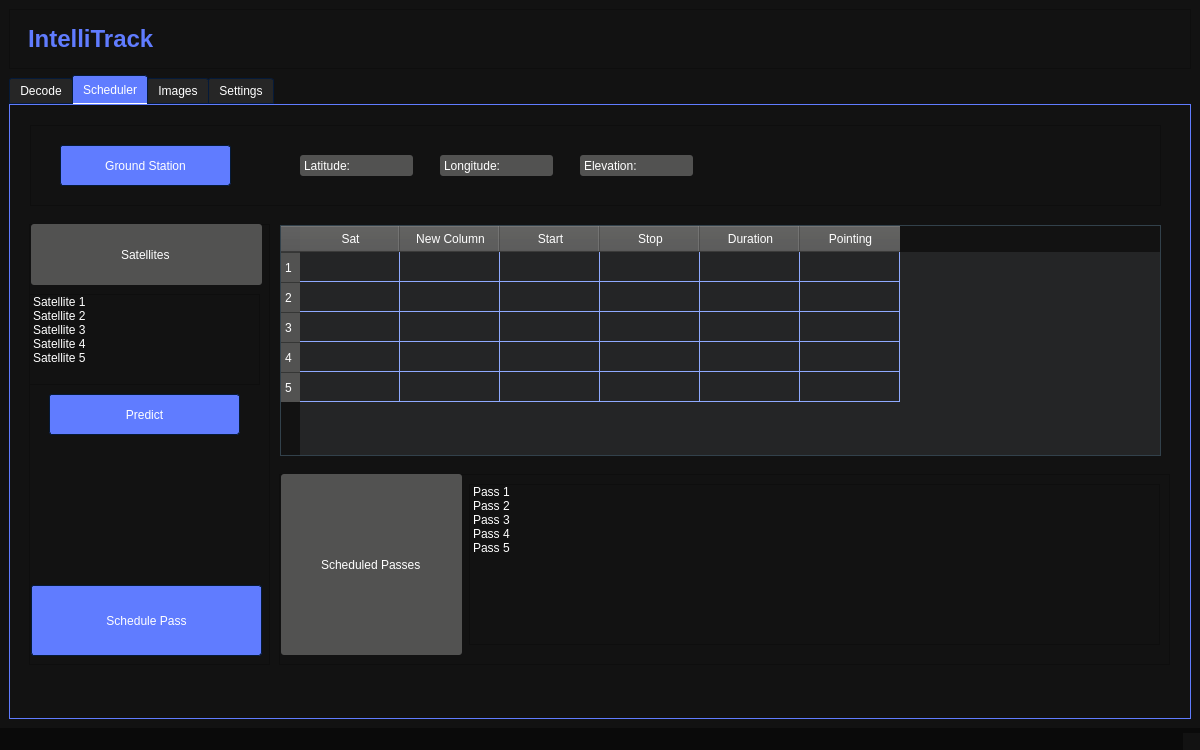
Above: PythonQt/uiFile/mainwindow.ui from JamesOstrowski21/Senior_Design- before the change. Below: the same form after it.
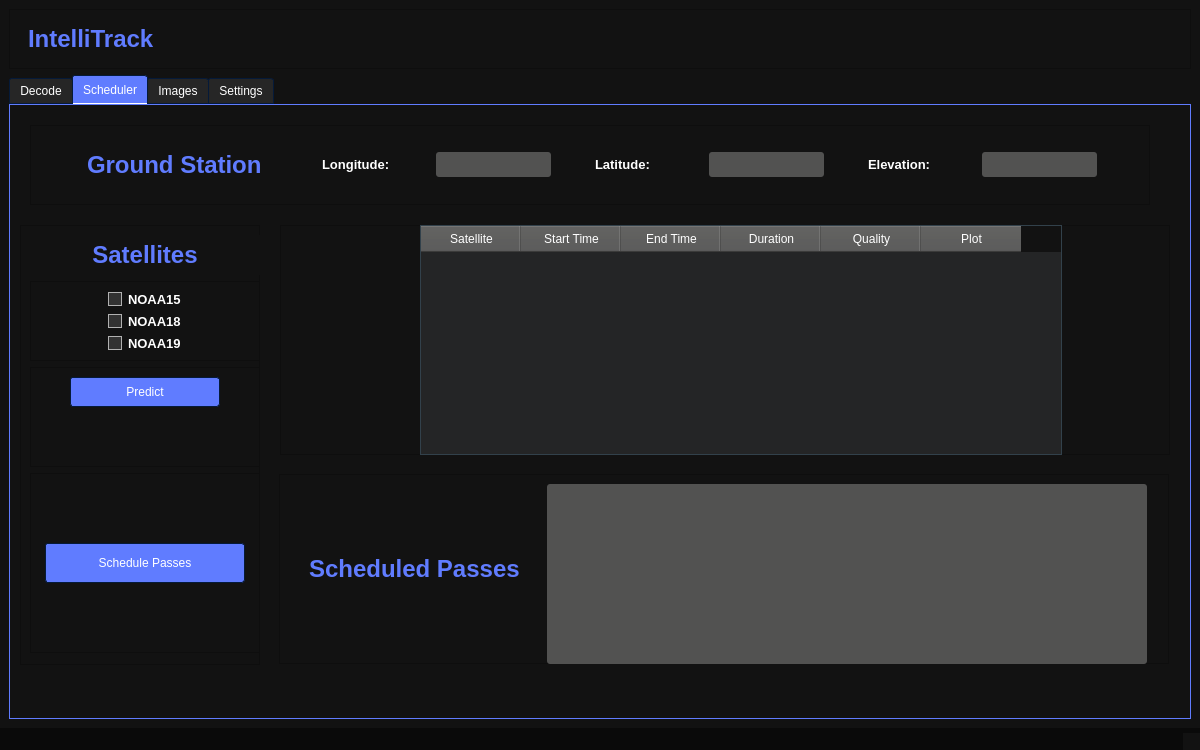
That is the form after the change. The open tabs and pages were chosen to show the change. Icons and pictures are not drawn.

Commit message: Scheduling Page Frontend Fixed

Patch:
```diff
--- a/PythonQt/uiFile/mainwindow.ui
+++ b/PythonQt/uiFile/mainwindow.ui
@@ -57,6 +57,27 @@
     padding: 3px; /* Add some padding around the text */
     background-color: #121212; /* Set the background color to white */
 }
+QLabel#station_label {
+    font-size: 24px; /* Set the font size to 24 pixels */
+    font-weight: bold; /* Make the font bold */
+    color: #607cff; /* Set the text color to a dark shade of gray */
+    padding: 3px; /* Add some padding around the text */
+    background-color: #121212; /* Set the background color to white */
+}
+QLabel#scheduled_passes_label {
+    font-size: 24px; /* Set the font size to 24 pixels */
+    font-weight: bold; /* Make the font bold */
+    color: #607cff; /* Set the text color to a dark shade of gray */
+    padding: 3px; /* Add some padding around the text */
+    background-color: #121212; /* Set the background color to white */
+}
+QLabel#predict_satellite_label {
+    font-size: 24px; /* Set the font size to 24 pixels */
+    font-weight: bold; /* Make the font bold */
+    color: #607cff; /* Set the text color to a dark shade of gray */
+    padding: 3px; /* Add some padding around the text */
+    background-color: #121212; /* Set the background color to white */
+}
 QLabel#post_processing_label {
     color: #607cff; /* Set the text color to a dark shade of gray */
 }
@@ -1689,173 +1710,406 @@
          <widget class="QFrame" name="predict_frame">
           <property name="geometry">
            <rect>
-            <x>19</x>
-            <y>119</y>
-            <width>241</width>
-            <height>441</height>
+            <x>10</x>
+            <y>120</y>
+            <width>240</width>
+            <height>440</height>
            </rect>
           </property>
+          <property name="minimumSize">
+           <size>
+            <width>240</width>
+            <height>440</height>
+           </size>
+          </property>
+          <property name="maximumSize">
+           <size>
+            <width>240</width>
+            <height>440</height>
+           </size>
+          </property>
           <property name="frameShape">
            <enum>QFrame::StyledPanel</enum>
           </property>
           <property name="frameShadow">
            <enum>QFrame::Raised</enum>
           </property>
-          <widget class="QLineEdit" name="lineEdit_4">
-           <property name="geometry">
-            <rect>
-             <x>2</x>
-             <y>0</y>
-             <width>231</width>
-             <height>61</height>
-            </rect>
-           </property>
-           <property name="text">
-            <string>Satellites</string>
-           </property>
-           <property name="alignment">
-            <set>Qt::AlignCenter</set>
-           </property>
-          </widget>
-          <widget class="QPushButton" name="predict_button">
-           <property name="geometry">
-            <rect>
-             <x>20</x>
-             <y>170</y>
-             <width>191</width>
-             <height>41</height>
-            </rect>
-           </property>
-           <property name="text">
-            <string>Predict</string>
-           </property>
-          </widget>
-          <widget class="QPushButton" name="schedule_button">
-           <property name="geometry">
-            <rect>
-             <x>2</x>
-             <y>361</y>
-             <width>231</width>
-             <height>71</height>
-            </rect>
-           </property>
-           <property name="text">
-            <string>Schedule Pass</string>
-           </property>
-          </widget>
-          <widget class="QListWidget" name="satellite_list">
-           <property name="geometry">
-            <rect>
-             <x>0</x>
-             <y>70</y>
-             <width>231</width>
-             <height>91</height>
-            </rect>
-           </property>
+          <layout class="QVBoxLayout" name="verticalLayout_12">
            <item>
-            <property name="text">
-             <string>Satellite 1</string>
-            </property>
+            <widget class="QLabel" name="predict_satellite_label">
+             <property name="minimumSize">
+              <size>
+               <width>230</width>
+               <height>40</height>
+              </size>
+             </property>
+             <property name="maximumSize">
+              <size>
+               <width>230</width>
+               <height>40</height>
+              </size>
+             </property>
+             <property name="text">
+              <string>Satellites</string>
+             </property>
+             <property name="alignment">
+              <set>Qt::AlignCenter</set>
+             </property>
+            </widget>
            </item>
            <item>
-            <property name="text">
-             <string>Satellite 2</string>
-            </property>
+            <widget class="QFrame" name="satellite_option_frame">
+             <property name="minimumSize">
+              <size>
+               <width>230</width>
+               <height>80</height>
+              </size>
+             </property>
+             <property name="maximumSize">
+              <size>
+               <width>230</width>
+               <height>80</height>
+              </size>
+             </property>
+             <property name="frameShape">
+              <enum>QFrame::StyledPanel</enum>
+             </property>
+             <property name="frameShadow">
+              <enum>QFrame::Raised</enum>
+             </property>
+             <layout class="QVBoxLayout" name="verticalLayout_9">
+              <item alignment="Qt::AlignHCenter">
+               <widget class="QCheckBox" name="checkBox">
+                <property name="font">
+                 <font>
+                  <pointsize>10</pointsize>
+                  <bold>true</bold>
+                 </font>
+                </property>
+                <property name="text">
+                 <string>NOAA15</string>
+                </property>
+               </widget>
+              </item>
+              <item alignment="Qt::AlignHCenter">
+               <widget class="QCheckBox" name="checkBox_3">
+                <property name="font">
+                 <font>
+                  <pointsize>10</pointsize>
+                  <bold>true</bold>
+                 </font>
+                </property>
+                <property name="text">
+                 <string>NOAA18</string>
+                </property>
+               </widget>
+              </item>
+              <item alignment="Qt::AlignHCenter">
+               <widget class="QCheckBox" name="checkBox_2">
+                <property name="font">
+                 <font>
+                  <pointsize>10</pointsize>
+                  <bold>true</bold>
+                 </font>
+                </property>
+                <property name="text">
+                 <string>NOAA19</string>
+                </property>
+               </widget>
+              </item>
+             </layout>
+            </widget>
            </item>
            <item>
-            <property name="text">
-             <string>Satellite 3</string>
-            </property>
+            <widget class="QFrame" name="predict_button_frame">
+             <property name="minimumSize">
+              <size>
+               <width>230</width>
+               <height>100</height>
+              </size>
+             </property>
+             <property name="maximumSize">
+              <size>
+               <width>230</width>
+               <height>100</height>
+              </size>
+             </property>
+             <property name="frameShape">
+              <enum>QFrame::StyledPanel</enum>
+             </property>
+             <property name="frameShadow">
+              <enum>QFrame::Raised</enum>
+             </property>
+             <layout class="QVBoxLayout" name="verticalLayout_10">
+              <item alignment="Qt::AlignHCenter|Qt::AlignTop">
+               <widget class="QPushButton" name="predict_button">
+                <property name="minimumSize">
+                 <size>
+                  <width>150</width>
+                  <height>30</height>
+                 </size>
+                </property>
+                <property name="maximumSize">
+                 <size>
+                  <width>150</width>
+                  <height>30</height>
+                 </size>
+                </property>
+                <property name="text">
+                 <string>Predict</string>
+                </property>
+               </widget>
+              </item>
+             </layout>
+            </widget>
            </item>
            <item>
-            <property name="text">
-             <string>Satellite 4</string>
-            </property>
+            <widget class="QFrame" name="schedule_passes_frame">
+             <property name="minimumSize">
+              <size>
+               <width>230</width>
+               <height>180</height>
+              </size>
+             </property>
+             <property name="maximumSize">
+              <size>
+               <width>230</width>
+               <height>180</height>
+              </size>
+             </property>
+             <property name="frameShape">
+              <enum>QFrame::StyledPanel</enum>
+             </property>
+             <property name="frameShadow">
+              <enum>QFrame::Raised</enum>
+             </property>
+             <layout class="QVBoxLayout" name="verticalLayout_11">
+              <item alignment="Qt::AlignHCenter">
+               <widget class="QPushButton" name="schedule_button">
+                <property name="minimumSize">
+                 <size>
+                  <width>200</width>
+                  <height>40</height>
+                 </size>
+                </property>
+                <property name="maximumSize">
+                 <size>
+                  <width>200</width>
+                  <height>40</height>
+                 </size>
+                </property>
+                <property name="text">
+                 <string>Schedule Passes</string>
+                </property>
+               </widget>
+              </item>
+             </layout>
+            </widget>
            </item>
-           <item>
-            <property name="text">
-             <string>Satellite 5</string>
-            </property>
-           </item>
-          </widget>
+          </layout>
          </widget>
          <widget class="QFrame" name="station_frame">
           <property name="geometry">
            <rect>
             <x>20</x>
             <y>20</y>
-            <width>1131</width>
-            <height>81</height>
+            <width>1120</width>
+            <height>80</height>
            </rect>
           </property>
+          <property name="minimumSize">
+           <size>
+            <width>1120</width>
+            <height>80</height>
+           </size>
+          </property>
+          <property name="maximumSize">
+           <size>
+            <width>1120</width>
+            <height>80</height>
+           </size>
+          </property>
           <property name="frameShape">
            <enum>QFrame::StyledPanel</enum>
           </property>
           <property name="frameShadow">
            <enum>QFrame::Raised</enum>
           </property>
-          <widget class="QPushButton" name="station_button">
-           <property name="geometry">
-            <rect>
-             <x>30</x>
-             <y>20</y>
-             <width>171</width>
-             <height>41</height>
-            </rect>
-           </property>
-           <property name="text">
-            <string>Ground Station</string>
-           </property>
-          </widget>
-          <widget class="QLineEdit" name="latitude">
-           <property name="geometry">
-            <rect>
-             <x>270</x>
-             <y>30</y>
-             <width>113</width>
-             <height>21</height>
-            </rect>
-           </property>
-           <property name="text">
-            <string>Latitude: </string>
-           </property>
-          </widget>
-          <widget class="QLineEdit" name="longitude">
-           <property name="geometry">
-            <rect>
-             <x>410</x>
-             <y>30</y>
-             <width>113</width>
-             <height>21</height>
-            </rect>
-           </property>
-           <property name="text">
-            <string>Longitude: </string>
-           </property>
-          </widget>
-          <widget class="QLineEdit" name="elevation">
-           <property name="geometry">
-            <rect>
-             <x>550</x>
-             <y>30</y>
-             <width>113</width>
-             <height>21</height>
-            </rect>
-           </property>
-           <property name="text">
-            <string>Elevation: </string>
-           </property>
-          </widget>
+          <layout class="QHBoxLayout" name="horizontalLayout_4">
+           <item alignment="Qt::AlignVCenter">
+            <widget class="QLabel" name="station_label">
+             <property name="minimumSize">
+              <size>
+               <width>200</width>
+               <height>40</height>
+              </size>
+             </property>
+             <property name="maximumSize">
+              <size>
+               <width>200</width>
+               <height>40</height>
+              </size>
+             </property>
+             <property name="text">
+              <string>Ground Station</string>
+             </property>
+            </widget>
+           </item>
+           <item>
+            <widget class="QLabel" name="longitude_label">
+             <property name="minimumSize">
+              <size>
+               <width>70</width>
+               <height>25</height>
+              </size>
+             </property>
+             <property name="maximumSize">
+              <size>
+               <width>70</width>
+               <height>25</height>
+              </size>
+             </property>
+             <property name="font">
+              <font>
+               <pointsize>10</pointsize>
+               <bold>true</bold>
+              </font>
+             </property>
+             <property name="text">
+              <string>Longitude:</string>
+             </property>
+            </widget>
+           </item>
+           <item>
+            <widget class="QLineEdit" name="latitude">
+             <property name="minimumSize">
+              <size>
+               <width>115</width>
+               <height>25</height>
+              </size>
+             </property>
+             <property name="maximumSize">
+              <size>
+               <width>115</width>
+               <height>25</height>
+              </size>
+             </property>
+             <property name="text">
+              <string/>
+             </property>
+            </widget>
+           </item>
+           <item>
+            <widget class="QLabel" name="latitude_label">
+             <property name="minimumSize">
+              <size>
+               <width>70</width>
+               <height>25</height>
+              </size>
+             </property>
+             <property name="maximumSize">
+              <size>
+               <width>70</width>
+               <height>25</height>
+              </size>
+             </property>
+             <property name="font">
+              <font>
+               <pointsize>10</pointsize>
+               <bold>true</bold>
+              </font>
+             </property>
+             <property name="text">
+              <string>Latitude:</string>
+             </property>
+            </widget>
+           </item>
+           <item>
+            <widget class="QLineEdit" name="longitude">
+             <property name="minimumSize">
+              <size>
+               <width>115</width>
+               <height>25</height>
+              </size>
+             </property>
+             <property name="maximumSize">
+              <size>
+               <width>115</width>
+               <height>25</height>
+              </size>
+             </property>
+             <property name="text">
+              <string/>
+             </property>
+            </widget>
+           </item>
+           <item>
+            <widget class="QLabel" name="label_3">
+             <property name="minimumSize">
+              <size>
+               <width>70</width>
+               <height>25</height>
+              </size>
+             </property>
+             <property name="maximumSize">
+              <size>
+               <width>70</width>
+               <height>25</height>
+              </size>
+             </property>
+             <property name="font">
+              <font>
+               <pointsize>10</pointsize>
+               <bold>true</bold>
+              </font>
+             </property>
+             <property name="text">
+              <string>Elevation:</string>
+             </property>
+            </widget>
+           </item>
+           <item>
+            <widget class="QLineEdit" name="elevation">
+             <property name="minimumSize">
+              <size>
+               <width>115</width>
+               <height>25</height>
+              </size>
+             </property>
+             <property name="maximumSize">
+              <size>
+               <width>115</width>
+               <height>25</height>
+              </size>
+             </property>
+             <property name="text">
+              <string/>
+             </property>
+            </widget>
+           </item>
+          </layout>
          </widget>
          <widget class="QFrame" name="schedule_frame">
           <property name="geometry">
            <rect>
             <x>270</x>
             <y>120</y>
-            <width>881</width>
-            <height>231</height>
+            <width>890</width>
+            <height>230</height>
            </rect>
           </property>
+          <property name="minimumSize">
+           <size>
+            <width>890</width>
+            <height>230</height>
+           </size>
+          </property>
+          <property name="maximumSize">
+           <size>
+            <width>890</width>
+            <height>230</height>
+           </size>
+          </property>
           <property name="frameShape">
            <enum>QFrame::StyledPanel</enum>
           </property>
@@ -1863,60 +2117,39 @@
            <enum>QFrame::Raised</enum>
           </property>
           <widget class="QTableWidget" name="tableWidget">
-           <property name="enabled">
-            <bool>true</bool>
-           </property>
            <property name="geometry">
             <rect>
-             <x>0</x>
+             <x>140</x>
              <y>0</y>
-             <width>881</width>
-             <height>231</height>
+             <width>642</width>
+             <height>230</height>
             </rect>
            </property>
-           <row>
-            <property name="text">
-             <string>1</string>
-            </property>
-           </row>
-           <row>
-            <property name="text">
-             <string>2</string>
-            </property>
-           </row>
-           <row>
-            <property name="text">
-             <string>3</string>
-            </property>
-           </row>
-           <row>
-            <property name="text">
-             <string>4</string>
-            </property>
-           </row>
-           <row>
-            <property name="text">
-             <string>5</string>
-            </property>
-           </row>
+           <property name="minimumSize">
+            <size>
+             <width>642</width>
+             <height>230</height>
+            </size>
+           </property>
+           <property name="maximumSize">
+            <size>
+             <width>620</width>
+             <height>230</height>
+            </size>
+           </property>
            <column>
             <property name="text">
-             <string>Sat</string>
+             <string>Satellite</string>
             </property>
            </column>
            <column>
             <property name="text">
-             <string>New Column</string>
+             <string>Start Time</string>
             </property>
            </column>
            <column>
             <property name="text">
-             <string>Start</string>
-            </property>
-           </column>
-           <column>
-            <property name="text">
-             <string>Stop</string>
+             <string>End Time</string>
             </property>
            </column>
            <column>
@@ -1926,7 +2159,12 @@
            </column>
            <column>
             <property name="text">
-             <string>Pointing</string>
+             <string>Quality</string>
+            </property>
+           </column>
+           <column>
+            <property name="text">
+             <string>Plot</string>
             </property>
            </column>
           </widget>
@@ -1936,70 +2174,65 @@
            <rect>
             <x>269</x>
             <y>369</y>
-            <width>891</width>
-            <height>191</height>
+            <width>890</width>
+            <height>190</height>
            </rect>
           </property>
+          <property name="minimumSize">
+           <size>
+            <width>890</width>
+            <height>190</height>
+           </size>
+          </property>
+          <property name="maximumSize">
+           <size>
+            <width>890</width>
+            <height>190</height>
+           </size>
+          </property>
           <property name="frameShape">
            <enum>QFrame::StyledPanel</enum>
           </property>
           <property name="frameShadow">
            <enum>QFrame::Raised</enum>
           </property>
-          <widget class="QListWidget" name="satellite_list_2">
-           <property name="geometry">
-            <rect>
-             <x>190</x>
-             <y>10</y>
-             <width>691</width>
-             <height>161</height>
-            </rect>
-           </property>
+          <layout class="QHBoxLayout" name="horizontalLayout_12">
            <item>
-            <property name="text">
-             <string>Pass 1</string>
-            </property>
+            <widget class="QLabel" name="scheduled_passes_label">
+             <property name="minimumSize">
+              <size>
+               <width>230</width>
+               <height>40</height>
+              </size>
+             </property>
+             <property name="maximumSize">
+              <size>
+               <width>200</width>
+               <height>40</height>
+              </size>
+             </property>
+             <property name="text">
+              <string>Scheduled Passes</string>
+             </property>
+            </widget>
            </item>
            <item>
-            <property name="text">
-             <string>Pass 2</string>
-            </property>
+            <widget class="QTextEdit" name="textEdit">
+             <property name="minimumSize">
+              <size>
+               <width>600</width>
+               <height>180</height>
+              </size>
+             </property>
+             <property name="maximumSize">
+              <size>
+               <width>600</width>
+               <height>180</height>
+              </size>
+             </property>
+            </widget>
            </item>
-           <item>
-            <property name="text">
-             <string>Pass 3</string>
-            </property>
-           </item>
-           <item>
-            <property name="text">
-             <string>Pass 4</string>
-            </property>
-           </item>
-           <item>
-            <property name="text">
-             <string>Pass 5</string>
-            </property>
-           </item>
-          </widget>
-          <widget class="QLineEdit" name="lineEdit">
-           <property name="geometry">
-            <rect>
-             <x>2</x>
-             <y>0</y>
-             <width>181</width>
-             <height>181</height>
-            </rect>
-           </property>
-           <property name="text">
-            <string>Scheduled Passes</string>
-           </property>
-           <property name="alignment">
-            <set>Qt::AlignCenter</set>
-           </property>
-           <property name="readOnly">
-            <bool>true</bool>
-           </property>
-          </widget>
+          </layout>
          </widget>
         </widget>
         <widget class="QWidget" name="images_page">
```
Left out of the diff: 2 changed lines with no effect on the pictures.
